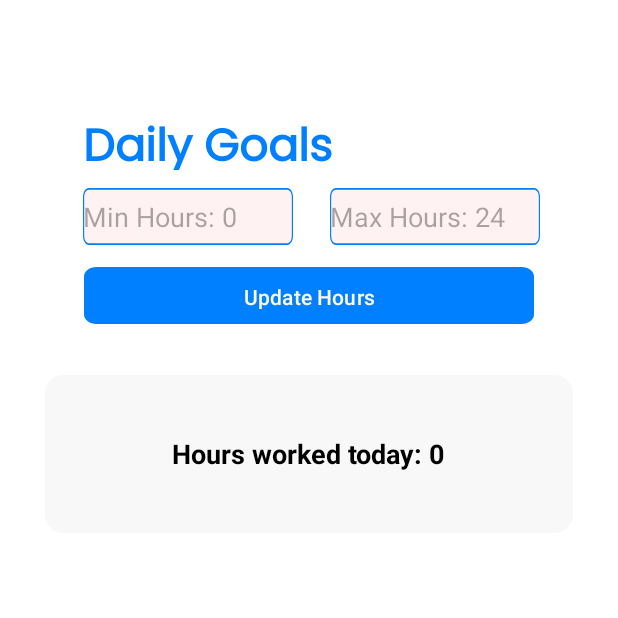
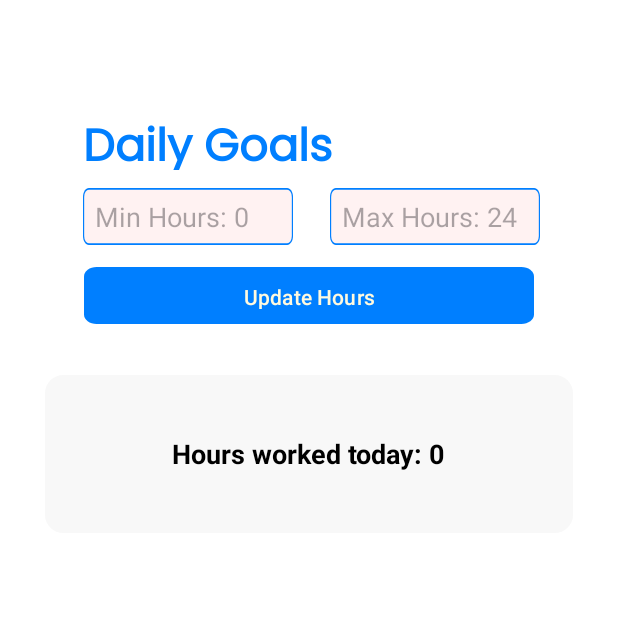
Before and after one commit to tronnyg/TurboTrack-OPSC7311POE, an Android app built with Jetpack Compose: the screen it shows after launch (MainActivity), on a phone screen of 412 x 824 dp, the top half of it. Run offline under Robolectric (Android 15) with nearby library versions, the phone set to English and light mode, and no system bars; 1 statement that could not run was skipped.

Commit message:
- Fixed padding on home page

```diff
--- a/app/src/main/res/layout/fragment_home_page.xml
+++ b/app/src/main/res/layout/fragment_home_page.xml
@@ -35,6 +35,7 @@
             android:layout_height="38dp"
             android:layout_alignParentLeft="true"
             android:layout_alignParentTop="true"
+            android:paddingLeft="8dp"
             android:layout_marginLeft="55dp"
             android:layout_marginTop="125dp"
             android:background="@drawable/input_box_vector"
@@ -44,6 +45,7 @@
             android:id="@+id/btn_max_hours"
             android:layout_width="140dp"
             android:layout_height="38dp"
+            android:paddingLeft="8dp"
             android:layout_alignParentLeft="true"
             android:layout_alignParentTop="true"
             android:layout_marginLeft="220dp"
```
